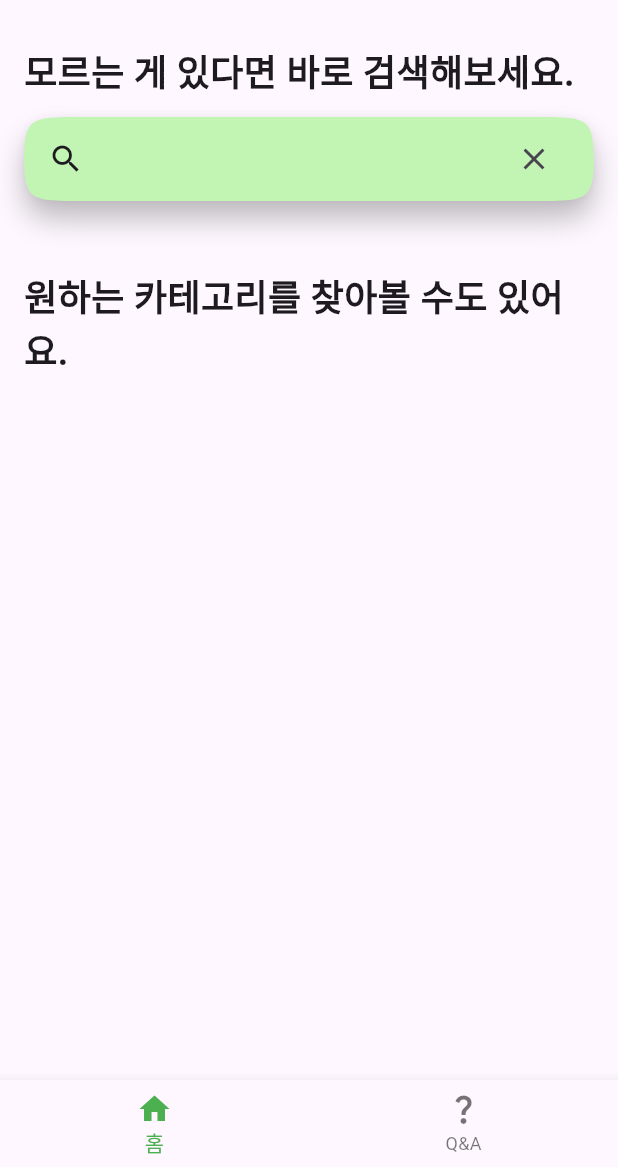
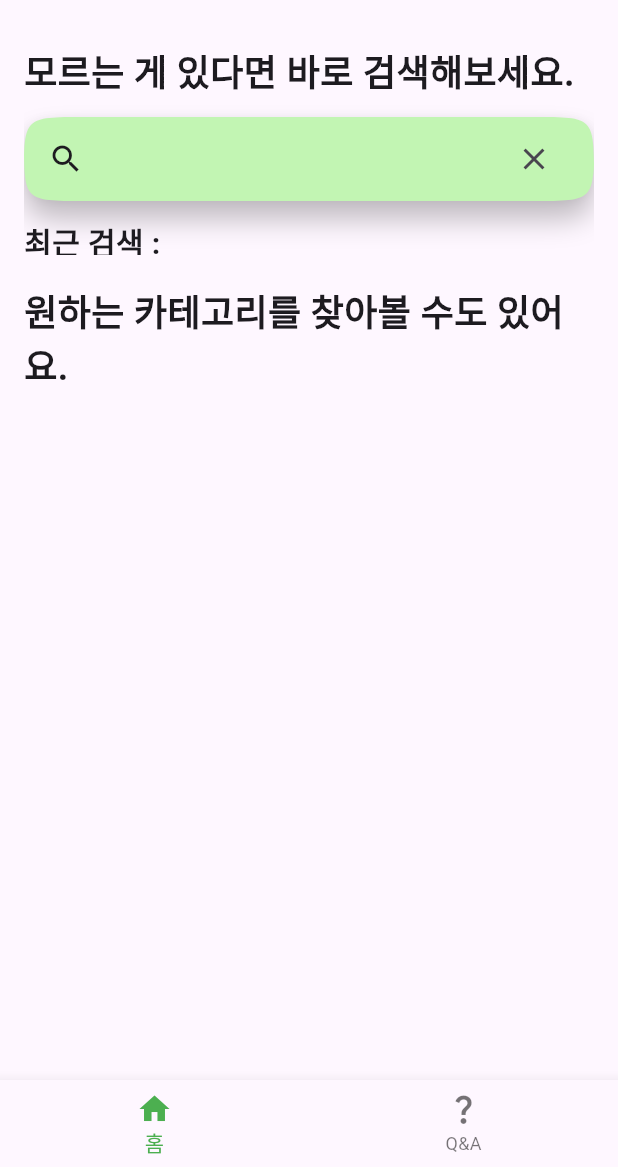
Before and after one commit to nadering/2023-02-Mobile-App-Development-Term-Project, a Flutter app: the screen it shows after launch, on a phone screen of 412 x 824 dp, the part 69-1236 px from its top. Run offline on Flutter 3.47's test engine with Material 3 defaults, Android fonts, the phone set to English and light mode, and no system bars; our stand-ins replace cloud_firestore, firebase_auth, firebase_core, google_sign_in; accounts and stored records are empty; Roboto replaces fonts that are missing (Pretendard); project files that could hold a hidden picture were left out.

Commit message:
search, provider

```diff
--- a/lib/main_page/search_bar.dart
+++ b/lib/main_page/search_bar.dart
@@ -1,5 +1,7 @@
 import 'package:flutter/material.dart';
+import 'package:madteamproject/search_result_page/searchProvider.dart';
 import 'package:madteamproject/search_result_page/search_result_page.dart';
+import 'package:provider/provider.dart';
 
 class SearchBarWidget extends StatefulWidget {
   const SearchBarWidget({super.key});
@@ -11,10 +13,11 @@ class SearchBarWidget extends StatefulWidget {
 class _SearchBarWidgetState extends State<SearchBarWidget> {
   @override
   Widget build(BuildContext context) {
+    final searchProvider = Provider.of<SearchProvider>(context);
     return Padding(
       padding: const EdgeInsets.only(top: 20.0, left: 16.0, right: 16.0),
       child: SizedBox(
-        height: 130.0,
+        height: 140.0,
         child: ListView(children: [
           const Text(
             "모르는 게 있다면 바로 검색해보세요.",
@@ -71,6 +74,21 @@ class _SearchBarWidgetState extends State<SearchBarWidget> {
               });
             },
           )
+          ,const SizedBox(height: 12.0)
+          ,Row(
+            children: [
+              Text('최근 검색 : ',
+                  style: const TextStyle(
+                    fontSize: 20,
+                    fontWeight: FontWeight.w600,
+                  )),
+              Text(searchProvider.value,
+                  style: const TextStyle(
+                fontSize: 20,
+                fontWeight: FontWeight.w600,
+              )),
+            ],
+          )
         ]),
       ),
     );
--- /dev/null
+++ b/lib/search_result_page/searchProvider.dart
@@ -0,0 +1,12 @@
+import 'package:flutter/foundation.dart';
+
+class SearchProvider with ChangeNotifier {
+  String _value = '';
+
+  String get value => _value;
+
+  void setValue(String newValue) {
+    _value = newValue;
+    notifyListeners(); // 리스너들에게 값이 변경되었음을 알립니다.
+  }
+}
--- a/pubspec.yaml
+++ b/pubspec.yaml
@@ -30,6 +30,7 @@ environment:
 dependencies:
   flutter:
     sdk: flutter
+  provider: ^6.0.5
 
   # The following adds the Cupertino Icons font to your application.
   # Use with the CupertinoIcons class for iOS style icons.
```
Also changed, not shown: lib/main.dart (+8 -1 lines), lib/search_result_page/search_result_page.dart (+133 -21 lines), lib/search_result_page/single_search_result.dart (deleted, +0 -37 lines), pubspec.lock, 1 other file.
